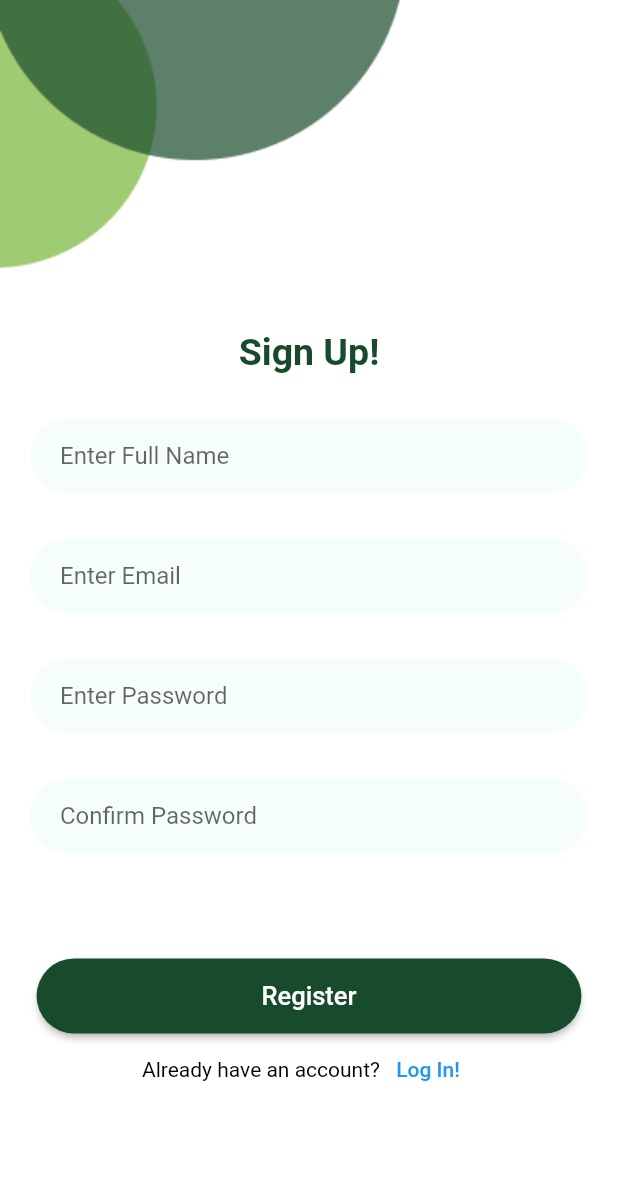
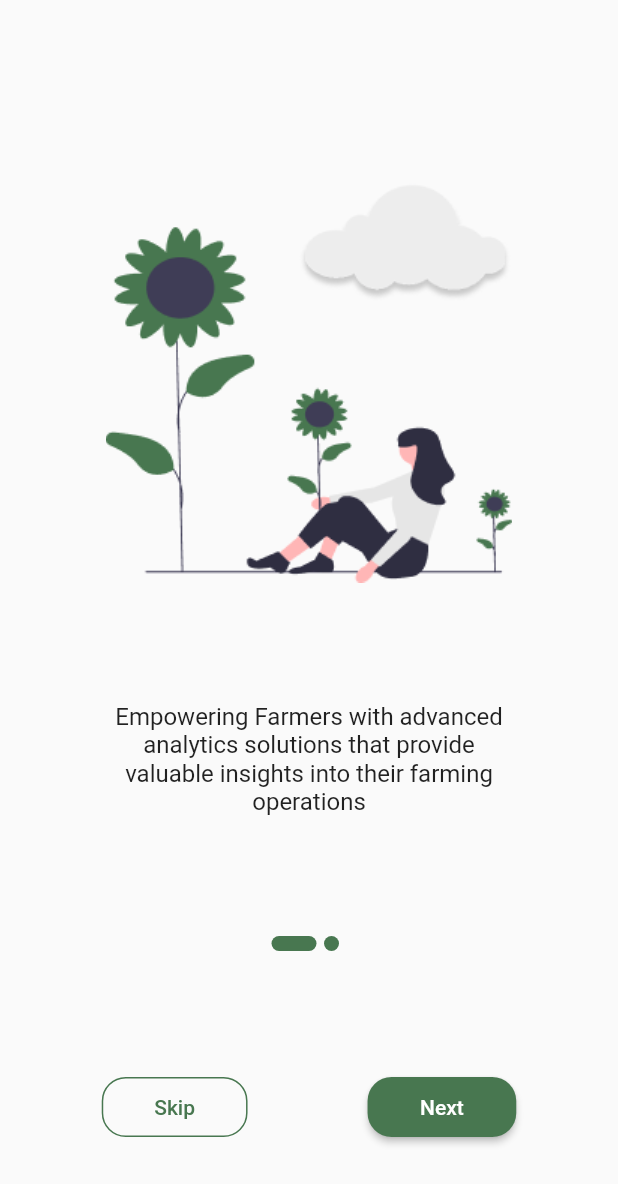
Before and after one commit to pratikshit19/FlutterApp-AigroEdge-Tech, a Flutter app: the screen it shows after launch, on a phone screen of 412 x 824 dp. Shown: the top 1184 px of the screen. Run offline on Flutter 3.47's test engine with Material 2 defaults, Android fonts, the phone set to English and light mode, and no system bars; our stand-ins replace firebase_auth, firebase_core; accounts and stored records are empty.

Commit message:
Onboarding page done

```diff
--- a/lib/app_colors.dart
+++ b/lib/app_colors.dart
@@ -5,7 +5,7 @@ class AppColors {
   static const Color googlelogo = Color(0xff22C0F2);
   static const Color signup = Color(0xffA1C2E0);
   static const Color appbar = Color(0xff222423);
-  static const Color themeColor = Color(0xff184A2C);
+  static const Color themeColor = Color(0xff487750);
 }
 
 /*List<Color> gridColors = [
--- a/lib/main.dart
+++ b/lib/main.dart
@@ -9,31 +9,59 @@ import 'pages/login.dart';
 // ignore: depend_on_referenced_packages
 import 'package:firebase_core/firebase_core.dart';
 
+import 'pages/onboarding.dart';
+
 Future main() async {
   WidgetsFlutterBinding.ensureInitialized();
   await Firebase.initializeApp();
   runApp(const MyApp());
 }
 
-class MyApp extends StatelessWidget {
+class MyApp extends StatefulWidget {
   const MyApp({super.key});
+
+  @override
+  State<MyApp> createState() => _MyAppState();
+}
+
+class _MyAppState extends State<MyApp> {
+  var auth = FirebaseAuth.instance;
+  var isLogin = false;
+
+  checkIfLogin() async {
+    auth.authStateChanges().listen((User? user) {
+      if (user != null && mounted) {
+        setState(() {
+          isLogin = true;
+        });
+      }
+    });
+  }
+
+  @override
+  void initState() {
+    checkIfLogin();
+    super.initState();
+  }
 
   // This widget is the root of your application.
   @override
   Widget build(BuildContext context) {
     return MaterialApp(
-      home: StreamBuilder<User?>(
+      debugShowCheckedModeBanner: false,
+      home: isLogin ? const OnboardingPage() : const OnboardingPage(),
+      /*StreamBuilder<User?>(
               stream: FirebaseAuth.instance.authStateChanges(),
               builder: (context, snapshot) {
                 if (snapshot.hasData) {
-            return const WelcomePage();
+                  return const HomePage();
                 } else {
-            return const SignupPage();
+                  return const LoginPage();
                 }
               },
-      ),
+            ),*/
       //title: 'Login Page',q
-      debugShowCheckedModeBanner: false,
+
       //initialRoute: "/",
       routes: {
         //"/": (context) => const SignupPage(),
--- /dev/null
+++ b/lib/pages/onboarding.dart
@@ -0,0 +1,164 @@
+import 'package:design/app_colors.dart';
+import 'package:design/pages/home/home.dart';
+import 'package:design/pages/welcome_page.dart';
+import 'package:flutter/material.dart';
+
+import '../utils/onboarding_content.dart';
+
+class OnboardingPage extends StatefulWidget {
+  // ignore: use_key_in_widget_constructors
+  const OnboardingPage({Key? key});
+
+  @override
+  State<OnboardingPage> createState() => _OnboardingPageState();
+}
+
+class _OnboardingPageState extends State<OnboardingPage> {
+  int currentIndex = 0;
+  late PageController _controller;
+
+  @override
+  void initState() {
+    _controller = PageController(initialPage: 0);
+    super.initState();
+  }
+
+  @override
+  void dispose() {
+    _controller.dispose();
+    super.dispose();
+  }
+
+  @override
+  Widget build(BuildContext context) {
+    return Scaffold(
+      body: SingleChildScrollView(
+        child: Column(
+          children: [
+            SizedBox(
+              height: MediaQuery.of(context).size.height - 200,
+              child: PageView.builder(
+                controller: _controller,
+                onPageChanged: (int index) {
+                  setState(() {
+                    currentIndex = index;
+                  });
+                },
+                itemCount: contents.length,
+                itemBuilder: (_, i) {
+                  return Padding(
+                    padding: const EdgeInsets.symmetric(
+                      horizontal: 24,
+                      vertical: 80, // Adjust the vertical padding value
+                    ),
+                    child: Column(
+                      children: [
+                        Expanded(
+                          child: Image.asset(
+                            contents[i].image,
+                            alignment: Alignment.center,
+                          ),
+                        ),
+                        const SizedBox(
+                          height: 40, // Adjust the vertical spacing value
+                        ),
+                        Text(
+                          contents[i].description,
+                          style: const TextStyle(
+                            fontSize: 16,
+                          ),
+                          textAlign: TextAlign.center,
+                        ),
+                      ],
+                    ),
+                  );
+                },
+              ),
+            ),
+            Row(
+              mainAxisAlignment: MainAxisAlignment.center,
+              children: List.generate(
+                contents.length,
+                (index) => buildDot(index, context),
+              ),
+            ),
+            const SizedBox(
+              height: 80,
+            ),
+            Row(
+              crossAxisAlignment: CrossAxisAlignment.center,
+              mainAxisAlignment: MainAxisAlignment.center,
+              children: [
+                OutlinedButton(
+                  onPressed: () {
+                    Navigator.push(context,
+                        MaterialPageRoute(builder: (_) => const WelcomePage()));
+                  },
+                  style: OutlinedButton.styleFrom(
+                    shape: RoundedRectangleBorder(
+                      borderRadius: BorderRadius.circular(16),
+                    ),
+                    padding: const EdgeInsets.symmetric(
+                      vertical: 12,
+                      horizontal: 35,
+                    ),
+                    side: const BorderSide(color: AppColors.themeColor),
+                  ),
+                  child: const Text(
+                    'Skip',
+                    style: TextStyle(color: AppColors.themeColor),
+                  ),
+                ),
+                const SizedBox(
+                  width: 80,
+                ),
+                ElevatedButton(
+                  onPressed: () {
+                    if (currentIndex == contents.length - 1) {
+                      Navigator.push(
+                          context,
+                          MaterialPageRoute(
+                              builder: (_) => const WelcomePage()));
+                    }
+                    _controller.nextPage(
+                      duration: const Duration(milliseconds: 100),
+                      curve: Curves.bounceIn,
+                    );
+                  },
+                  style: ElevatedButton.styleFrom(
+                    shape: RoundedRectangleBorder(
+                      borderRadius: BorderRadius.circular(16),
+                    ),
+                    padding: const EdgeInsets.symmetric(
+                      vertical: 12,
+                      horizontal: 35,
+                    ),
+                    backgroundColor: AppColors.themeColor,
+                  ),
+                  child: Text(currentIndex == contents.length - 1
+                      ? 'Continue'
+                      : 'Next'),
+                ),
+              ],
+            ),
+            const SizedBox(
+              height: 50,
+            ),
+          ],
+        ),
+      ),
+    );
+  }
+
+  Container buildDot(int index, BuildContext context) {
+    return Container(
+      height: 10,
+      width: currentIndex == index ? 30 : 10,
+      margin: const EdgeInsets.only(right: 5),
+      decoration: BoxDecoration(
+        borderRadius: BorderRadius.circular(20),
+        color: AppColors.themeColor,
+      ),
+    );
+  }
+}
--- /dev/null
+++ b/lib/utils/onboarding_content.dart
@@ -0,0 +1,19 @@
+class OnboardingContent {
+  String image;
+  String description;
+
+  OnboardingContent({required this.image, required this.description});
+}
+
+List<OnboardingContent> contents = [
+  OnboardingContent(
+    image: 'assets/images/stock_img1.png',
+    description:
+        'Empowering Farmers with advanced\nanalytics solutions that provide\nvaluable insights into their farming\noperations',
+  ),
+  OnboardingContent(
+    image: 'assets/images/stock_img2.png',
+    description:
+        'Comprehensive platform offering real-\ntime monitoring, predictive analytics\nenabling farmers to enhance\nproductivity, reduce risks, and drive\noverall farm efficiency',
+  ),
+];
--- a/pubspec.yaml
+++ b/pubspec.yaml
@@ -38,6 +38,8 @@ dependencies:
   cupertino_icons: ^1.0.2
   firebase_core: ^2.13.1
   firebase_auth: ^4.6.2
+  carousel_slider: ^4.2.1
+  introduction_screen: ^3.1.8
 
 dev_dependencies:
   flutter_test:
```
Also changed, not shown: lib/pages/forgot_pass.dart (added, +58 -0 lines), lib/pages/home/home.dart (+22 -7 lines), lib/pages/login.dart (+8 -1 lines), assets/images/stock_img1.png (added), assets/images/stock_img2.png (added), assets/images/undraw_blooming_re_2kc4.svg (added), pubspec.lock. Lines whose indentation alone changed are shown as unchanged.
